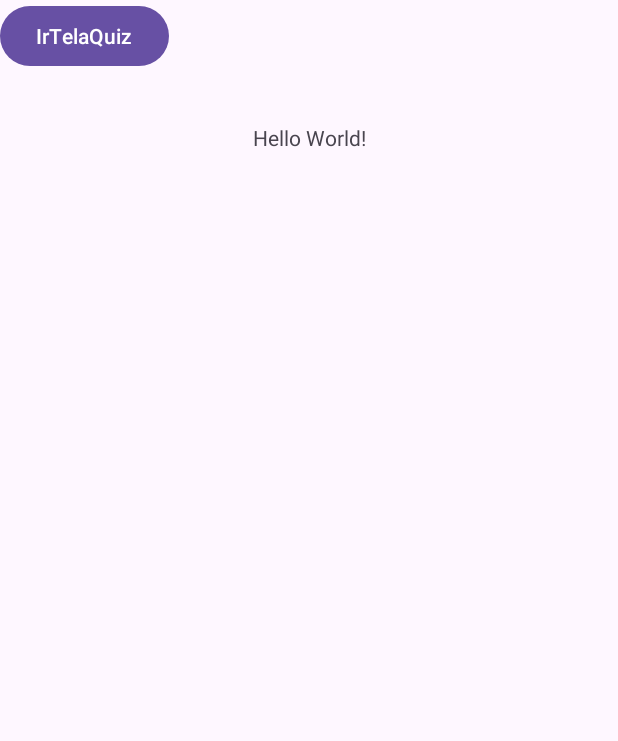
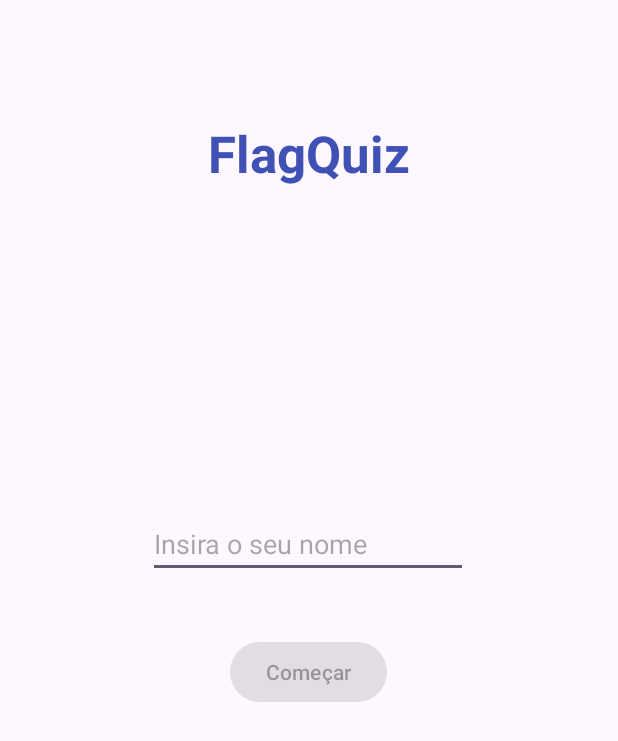
Before and after one commit to JoaoWalter193/MOBILE-FlagQuiz, an Android app: the screen it shows after launch (MainActivity), on a phone screen of 412 x 824 dp. Shown: the top 741 px of the screen. Run offline under Robolectric (Android 15) with nearby library versions, the phone set to English and light mode, and no system bars.

Commit message:
passar informações entre tela inicial e tela de resultado

```diff
--- a/app/src/main/java/com/example/flagquiz/MainActivity.kt
+++ b/app/src/main/java/com/example/flagquiz/MainActivity.kt
@@ -4,12 +4,18 @@ import android.content.Intent
 import android.os.Bundle
 import android.provider.Telephony
 import android.view.View
+import android.widget.Button
+import android.widget.EditText
 import androidx.activity.enableEdgeToEdge
 import androidx.appcompat.app.AppCompatActivity
 import androidx.core.view.ViewCompat
 import androidx.core.view.WindowInsetsCompat
+import androidx.core.widget.addTextChangedListener
 
 class MainActivity : AppCompatActivity() {
+
+    lateinit var editTextNome: EditText
+
     override fun onCreate(savedInstanceState: Bundle?) {
         super.onCreate(savedInstanceState)
         enableEdgeToEdge()
@@ -19,10 +25,21 @@ class MainActivity : AppCompatActivity() {
             v.setPadding(systemBars.left, systemBars.top, systemBars.right, systemBars.bottom)
             insets
         }
+
+        editTextNome = findViewById<EditText>(R.id.editTextNome);
+        val buttonAvancar = findViewById<Button>(R.id.buttonAvancar);
+
+        buttonAvancar.isEnabled = false;
+        editTextNome.addTextChangedListener { nomeUsuario -> buttonAvancar.isEnabled = !nomeUsuario.toString().isEmpty() }
+
     }
 
-    fun telaQuiz(view: View){
+    fun telaQuiz(view: View) {
+        editTextNome = findViewById<EditText>(R.id.editTextNome);
+        NomeUsuario.getInstance().setDado(editTextNome.text.toString());
+
         val intent = Intent(this, TelaQuiz::class.java);
+
         startActivity(intent)
     }
 }
--- a/app/src/main/java/com/example/flagquiz/TelaQuiz.kt
+++ b/app/src/main/java/com/example/flagquiz/TelaQuiz.kt
@@ -111,7 +111,11 @@ class TelaQuiz : AppCompatActivity() {
         // LÓGICA DE ENCERRAR OU IR PARA PRÓXIMA RODADA
 
         if (jogadas >= 5) {
+            println("LOG PONTUACAO: $pontuacao")
+            println("LOG LISTA: $listaRespostas")
             val intent = Intent(this, TelaResultado::class.java);
+            intent.putExtra("pontuacao", pontuacao)
+            intent.putExtra("listaRespostas", listaRespostas)
             startActivity(intent)
         } else {
             novaImagem(view)
--- a/app/src/main/res/layout/activity_main.xml
+++ b/app/src/main/res/layout/activity_main.xml
@@ -8,9 +8,13 @@
     tools:context=".MainActivity">
 
     <TextView
+        android:id="@+id/logo"
         android:layout_width="wrap_content"
         android:layout_height="wrap_content"
-        android:text="Hello World!"
+        android:text="FlagQuiz"
+        android:textColor="#3F51B5"
+        android:textSize="34sp"
+        android:textStyle="bold"
         app:layout_constraintBottom_toBottomOf="parent"
         app:layout_constraintEnd_toEndOf="parent"
         app:layout_constraintStart_toStartOf="parent"
@@ -21,9 +25,25 @@
         android:id="@+id/buttonAvancar"
         android:layout_width="wrap_content"
         android:layout_height="wrap_content"
+        android:layout_marginTop="424dp"
         android:onClick="telaQuiz"
-        android:text="IrTelaQuiz"
-        tools:layout_editor_absoluteX="149dp"
-        tools:layout_editor_absoluteY="299dp" />
+        android:text="Começar"
+        app:layout_constraintEnd_toEndOf="parent"
+        app:layout_constraintHorizontal_bias="0.498"
+        app:layout_constraintStart_toStartOf="parent"
+        app:layout_constraintTop_toTopOf="parent" />
+
+    <EditText
+        android:id="@+id/editTextNome"
+        android:layout_width="wrap_content"
+        android:layout_height="wrap_content"
+        android:layout_marginTop="340dp"
+        android:ems="10"
+        android:hint="Insira o seu nome"
+        android:inputType="text"
+        app:layout_constraintEnd_toEndOf="parent"
+        app:layout_constraintHorizontal_bias="0.497"
+        app:layout_constraintStart_toStartOf="parent"
+        app:layout_constraintTop_toTopOf="parent" />
 
 </androidx.constraintlayout.widget.ConstraintLayout>
```
Also changed, not shown: app/src/main/java/com/example/flagquiz/NomeUsuario.java (added, +23 -0 lines), app/src/main/java/com/example/flagquiz/TelaResultado.kt (+18 -0 lines), app/src/main/res/layout/activity_tela_resultado.xml (+34 -0 lines).
